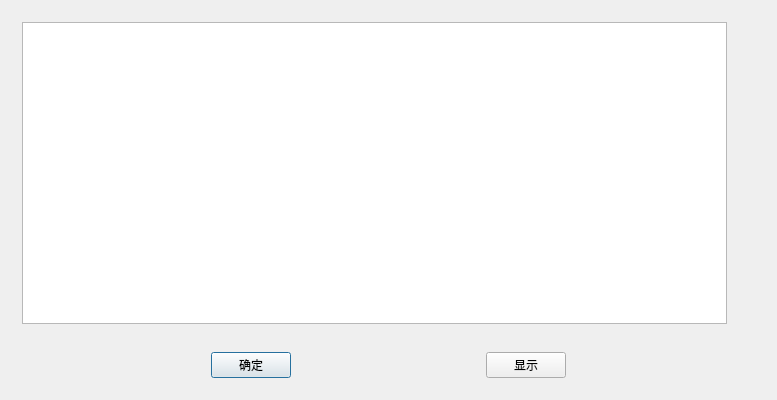
First picture: the form in TW/UI_Calculate.ui, repository Shixuku/Tower-Visual, before the edit.
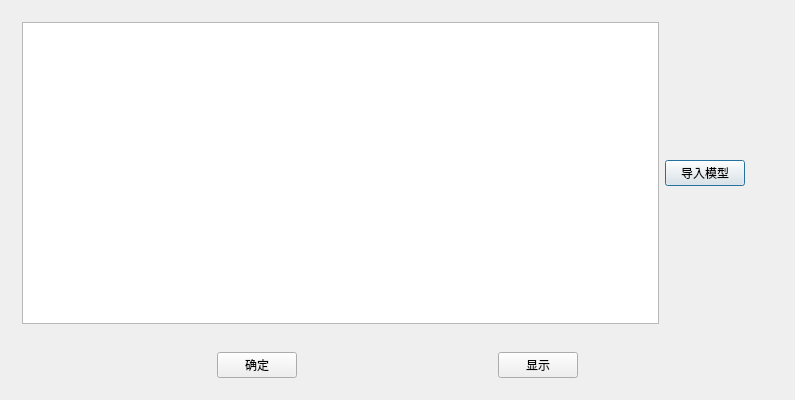
Second picture: the form after the edit.

Commit message: 1.再再再再次更新了范理的动态链接库 2.增加了可直接读取文件显示模型计算的功能 3.增加随机风下的单元集

```diff
--- a/TW/UI_Calculate.ui
+++ b/TW/UI_Calculate.ui
@@ -6,7 +6,7 @@
    <rect>
     <x>0</x>
     <y>0</y>
-    <width>777</width>
+    <width>795</width>
     <height>400</height>
    </rect>
   </property>
@@ -20,6 +20,13 @@
       <item>
        <widget class="QTableWidget" name="tableWidget"/>
       </item>
+      <item>
+       <widget class="QPushButton" name="ptn_import">
+        <property name="text">
+         <string>导入模型</string>
+        </property>
+       </widget>
+      </item>
       <item>
        <widget class="QWidget" name="widget_3" native="true">
         <layout class="QVBoxLayout" name="verticalLayout_2"/>
```
The commit also changes 35 other files.
